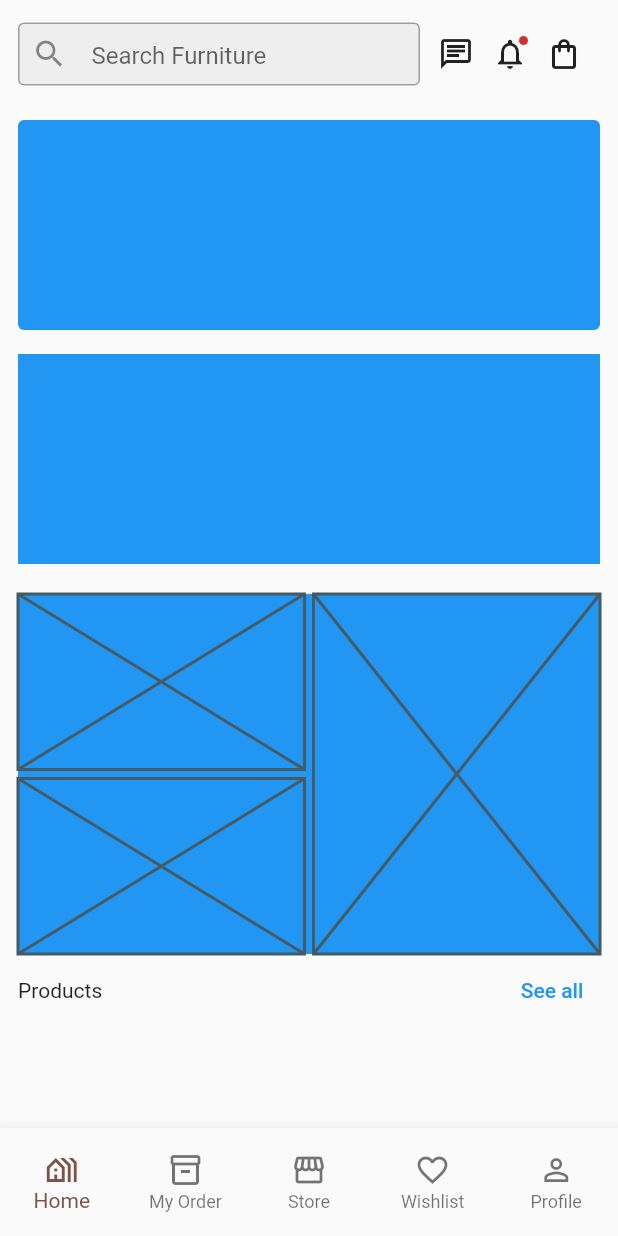
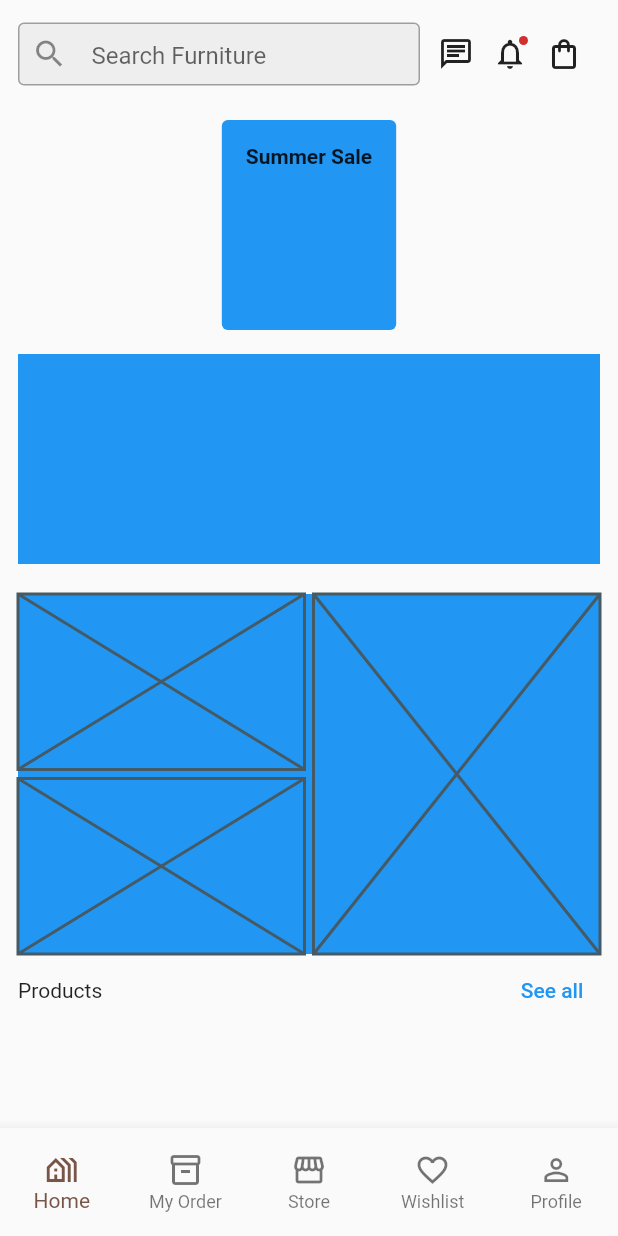
Before and after one commit to JAICHANGPARK/flutter_notebook_chapter_30, a Flutter app: the FurnitureMainPage screen opened directly, on a phone screen of 412 x 824 dp. Run offline on Flutter 3.47's test engine with Material 2 defaults, Android fonts, the phone set to English and light mode, and no system bars.

Commit message:
Update furniture_main_page.dart

```diff
--- a/lib/ep1505_furniture_store_app/view/furniture_main_page.dart
+++ b/lib/ep1505_furniture_store_app/view/furniture_main_page.dart
@@ -66,6 +66,17 @@ class _FurnitureMainPageState extends State<FurnitureMainPage> {
                         decoration: BoxDecoration(
                           color: Colors.blue,
                           borderRadius: BorderRadius.circular(4),
+                        ),
+                        padding: EdgeInsets.all(16),
+                        child: Column(
+                          children: [
+                            Text(
+                              'Summer Sale',
+                              style: TextStyle(
+                                fontWeight: FontWeight.bold,
+                              ),
+                            )
+                          ],
                         ),
                       ),
                       Container(
```
